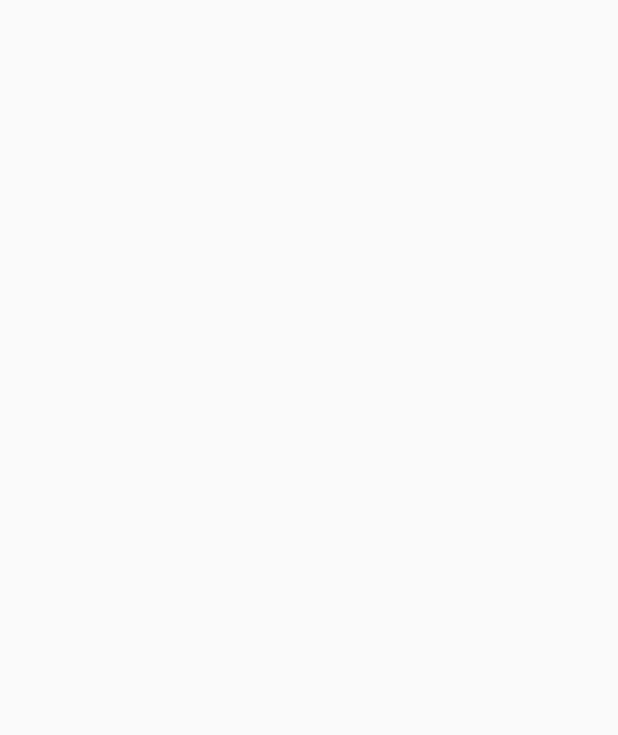
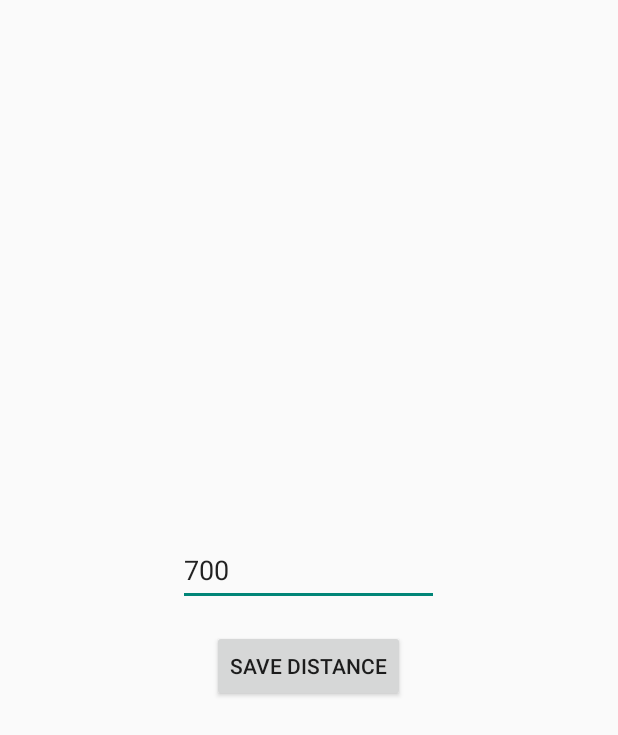
Before and after one commit to qdlzy/PenControlApp, an Android app: the screen it shows after launch (MainActivity), on a phone screen of 412 x 824 dp. Before the commit the part shown is empty. Shown: the top 735 px of the screen. Run offline under Robolectric (Android 15) with nearby library versions, the phone set to English and light mode, and no system bars.

Commit message:
调节快进快退距离

```diff
--- a/app/src/main/java/com/example/pencontrolapp/MainActivity.kt
+++ b/app/src/main/java/com/example/pencontrolapp/MainActivity.kt
@@ -1,11 +1,30 @@
 package com.example.pencontrolapp
 
+import android.content.Context
 import android.os.Bundle
+import android.widget.Button
+import android.widget.EditText
 import androidx.appcompat.app.AppCompatActivity
 
-class MainActivity:AppCompatActivity() {
+class MainActivity : AppCompatActivity() {
+    private lateinit var distanceEditText: EditText
+    private lateinit var saveButton: Button
+
     override fun onCreate(savedInstanceState: Bundle?) {
         super.onCreate(savedInstanceState)
-        // 无需设置Layout，可保持空白界面
+        setContentView(R.layout.activity_main)
+
+        distanceEditText = findViewById(R.id.distanceEditText)
+        saveButton = findViewById(R.id.saveButton)
+
+        val sharedPref = getSharedPreferences("settings", Context.MODE_PRIVATE)
+        val savedDistance = sharedPref.getInt("swipe_distance", 700)
+        distanceEditText.setText(savedDistance.toString())
+
+        saveButton.setOnClickListener {
+            val distanceStr = distanceEditText.text.toString()
+            val distance = distanceStr.toIntOrNull() ?: 700
+            sharedPref.edit().putInt("swipe_distance", distance).apply()
+        }
     }
 }
--- /dev/null
+++ b/app/src/main/res/layout/activity_main.xml
@@ -0,0 +1,27 @@
+<?xml version="1.0" encoding="utf-8"?>
+<LinearLayout xmlns:android="http://schemas.android.com/apk/res/android"
+    xmlns:app="http://schemas.android.com/apk/res-auto"
+    xmlns:tools="http://schemas.android.com/tools"
+    android:layout_width="match_parent"
+    android:layout_height="match_parent"
+    android:orientation="vertical"
+    android:gravity="center"
+    tools:context=".MainActivity">
+
+    <EditText
+        android:id="@+id/distanceEditText"
+        android:layout_width="wrap_content"
+        android:layout_height="wrap_content"
+        android:layout_marginBottom="16dp"
+        android:hint="Enter swipe distance"
+        android:inputType="number"
+        android:minHeight="48dp"
+        android:minEms="5" />
+
+    <Button
+        android:id="@+id/saveButton"
+        android:layout_width="wrap_content"
+        android:layout_height="wrap_content"
+        android:text="Save Distance"/>
+
+</LinearLayout>
```
Also changed, not shown: app/src/main/java/com/example/pencontrolapp/MyAccessibilityService.kt (+41 -13 lines).
